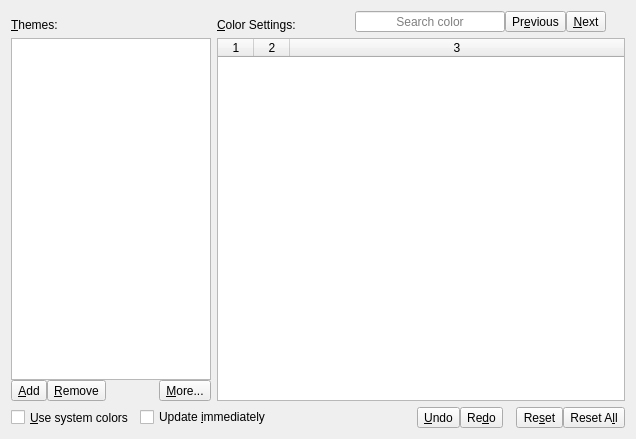
This is src/frontends/qt/ui/PrefColorsUi.ui in kojiOnHill/lyx as Qt 5 draws it before an edit. The edited form follows.
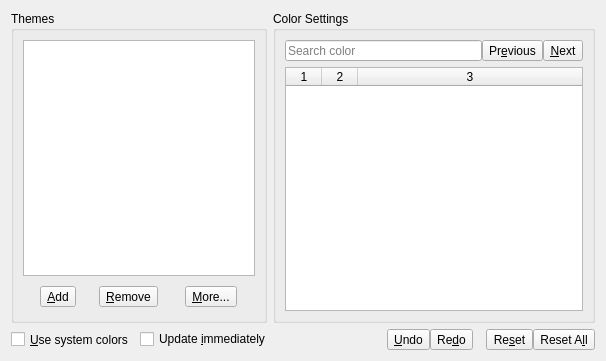
This is the edited form.

What changed in the file:
```diff
--- a/src/frontends/qt/ui/PrefColorsUi.ui
+++ b/src/frontends/qt/ui/PrefColorsUi.ui
@@ -6,8 +6,8 @@
    <rect>
     <x>0</x>
     <y>0</y>
-    <width>636</width>
-    <height>439</height>
+    <width>606</width>
+    <height>361</height>
    </rect>
   </property>
   <property name="sizePolicy">
@@ -19,163 +19,51 @@
   <property name="windowTitle">
    <string/>
   </property>
-  <layout class="QGridLayout" name="gridLayout_2">
-   <item row="3" column="0">
-    <widget class="QCheckBox" name="syscolorsCB">
+  <layout class="QGridLayout" name="gridLayout_3">
+   <item row="0" column="0">
+    <widget class="QGroupBox" name="themseGB">
+     <property name="title">
+      <string>Themes</string>
+     </property>
+     <layout class="QGridLayout" name="gridLayout">
+      <item row="0" column="0">
+       <widget class="QListWidget" name="themesLW">
      <property name="sizePolicy">
-      <sizepolicy hsizetype="Minimum" vsizetype="Minimum">
+         <sizepolicy hsizetype="Preferred" vsizetype="MinimumExpanding">
        <horstretch>0</horstretch>
        <verstretch>0</verstretch>
       </sizepolicy>
      </property>
-     <property name="toolTip">
-      <string>Use the color scheme of your Operating System/Desktop Environment</string>
-     </property>
-     <property name="text">
-      <string>&amp;Use system colors</string>
-     </property>
-    </widget>
-   </item>
-   <item row="3" column="1">
-    <widget class="QCheckBox" name="autoapplyCB">
-     <property name="toolTip">
-      <string>Apply changed color immediately</string>
-     </property>
-     <property name="text">
-      <string>Update &amp;immediately</string>
-     </property>
-    </widget>
-   </item>
-   <item row="3" column="2">
-    <spacer name="hsBottomRight">
-     <property name="orientation">
-      <enum>Qt::Orientation::Horizontal</enum>
-     </property>
-     <property name="sizeHint" stdset="0">
+        <property name="maximumSize">
       <size>
-       <width>40</width>
-       <height>20</height>
-      </size>
-     </property>
-    </spacer>
-   </item>
-   <item row="3" column="3">
-    <layout class="QHBoxLayout" name="horizontalLayout">
-     <property name="spacing">
-      <number>0</number>
-     </property>
-     <property name="rightMargin">
-      <number>0</number>
-     </property>
-     <item>
-      <widget class="QToolButton" name="undoColorPB">
-       <property name="toolTip">
-        <string>Undo</string>
-       </property>
-       <property name="text">
-        <string>&amp;Undo</string>
-       </property>
-       <property name="iconSize">
+          <width>16777215</width>
+          <height>16777215</height>
+         </size>
+        </property>
+        <property name="baseSize">
         <size>
-         <width>16</width>
-         <height>16</height>
-        </size>
-       </property>
-       <property name="arrowType">
-        <enum>Qt::ArrowType::NoArrow</enum>
-       </property>
-      </widget>
-     </item>
+          <width>150</width>
+          <height>0</height>
+         </size>
+        </property>
+       </widget>
+      </item>
+      <item row="1" column="0">
+       <layout class="QHBoxLayout" name="horizontalLayout_2">
      <item>
-      <widget class="QToolButton" name="redoColorPB">
+         <widget class="QToolButton" name="saveThemePB">
        <property name="toolTip">
         <string>Redo</string>
        </property>
        <property name="text">
-        <string>Re&amp;do</string>
-       </property>
-       <property name="iconSize">
-        <size>
-         <width>16</width>
-         <height>16</height>
-        </size>
+           <string>&amp;Add</string>
+          </property>
+          <property name="shortcut">
+           <string>Ctrl+S</string>
        </property>
       </widget>
      </item>
      <item>
-      <spacer name="horizontalSpacer_2">
-       <property name="orientation">
-        <enum>Qt::Orientation::Horizontal</enum>
-       </property>
-       <property name="sizeType">
-        <enum>QSizePolicy::Policy::Fixed</enum>
-       </property>
-       <property name="sizeHint" stdset="0">
-        <size>
-         <width>13</width>
-         <height>20</height>
-        </size>
-       </property>
-      </spacer>
-     </item>
-     <item>
-      <widget class="QToolButton" name="colorResetPB">
-       <property name="toolTip">
-        <string>Revert selected to theme colors</string>
-       </property>
-       <property name="text">
-        <string>Re&amp;set</string>
-       </property>
-       <property name="iconSize">
-        <size>
-         <width>16</width>
-         <height>16</height>
-        </size>
-       </property>
-      </widget>
-     </item>
-     <item>
-      <widget class="QToolButton" name="colorResetAllPB">
-       <property name="toolTip">
-        <string>Reset all colors to theme</string>
-       </property>
-       <property name="text">
-        <string>Reset A&amp;ll</string>
-       </property>
-       <property name="iconSize">
-        <size>
-         <width>16</width>
-         <height>16</height>
-        </size>
-       </property>
-      </widget>
-     </item>
-    </layout>
-   </item>
-   <item row="1" column="0" colspan="4">
-    <layout class="QGridLayout" name="gridLayout" rowstretch="0,0,0" columnstretch="0,0,0,0,0,0">
-     <item row="1" column="0" rowspan="2">
-      <layout class="QGridLayout" name="gridLayoutThemes">
-       <property name="spacing">
-        <number>0</number>
-       </property>
-       <item row="1" column="3">
-        <spacer name="horizontalSpacer">
-         <property name="orientation">
-          <enum>Qt::Orientation::Horizontal</enum>
-         </property>
-         <property name="sizeType">
-          <enum>QSizePolicy::Policy::Preferred</enum>
-         </property>
-         <property name="sizeHint" stdset="0">
-          <size>
-           <width>40</width>
-           <height>20</height>
-          </size>
-         </property>
-        </spacer>
-       </item>
-       <item row="1" column="2">
         <widget class="QToolButton" name="removeThemePB">
          <property name="toolTip">
           <string>Remove a selected color theme</string>
@@ -188,7 +76,23 @@
          </property>
         </widget>
        </item>
-       <item row="1" column="4">
+        <item>
+         <spacer name="horizontalSpacer">
+          <property name="orientation">
+           <enum>Qt::Horizontal</enum>
+          </property>
+          <property name="sizeType">
+           <enum>QSizePolicy::Preferred</enum>
+          </property>
+          <property name="sizeHint" stdset="0">
+           <size>
+            <width>4</width>
+            <height>29</height>
+           </size>
+          </property>
+         </spacer>
+        </item>
+        <item>
         <widget class="QToolButton" name="themesMenuPB">
          <property name="toolTip">
           <string>Other menus to handle themes</string>
@@ -198,44 +102,24 @@
          </property>
         </widget>
        </item>
-       <item row="1" column="1">
-        <widget class="QToolButton" name="saveThemePB">
-         <property name="toolTip">
-          <string>Add the current color set as a theme</string>
-         </property>
-         <property name="text">
-          <string>&amp;Add</string>
-         </property>
-         <property name="shortcut">
-          <string>Ctrl+S</string>
-         </property>
-        </widget>
-       </item>
-       <item row="0" column="1" colspan="4">
-        <widget class="QListWidget" name="themesLW">
+       </layout>
+      </item>
+     </layout>
+    </widget>
+   </item>
+   <item row="0" column="1">
+    <widget class="QGroupBox" name="colorSettingsGB">
          <property name="sizePolicy">
-          <sizepolicy hsizetype="Maximum" vsizetype="Expanding">
+      <sizepolicy hsizetype="MinimumExpanding" vsizetype="Preferred">
            <horstretch>0</horstretch>
            <verstretch>0</verstretch>
           </sizepolicy>
          </property>
-         <property name="maximumSize">
-          <size>
-           <width>200</width>
-           <height>16777215</height>
-          </size>
-         </property>
-         <property name="baseSize">
-          <size>
-           <width>150</width>
-           <height>0</height>
-          </size>
-         </property>
-        </widget>
-       </item>
-      </layout>
-     </item>
-     <item row="0" column="4">
+     <property name="title">
+      <string>Color Settings</string>
+     </property>
+     <layout class="QGridLayout" name="gridLayout_2">
+      <item row="0" column="0">
       <layout class="QHBoxLayout" name="searchLayout">
        <property name="spacing">
         <number>0</number>
@@ -264,7 +148,7 @@
           <string>Enter a color name to search</string>
          </property>
          <property name="alignment">
-          <set>Qt::AlignmentFlag::AlignCenter</set>
+           <set>Qt::AlignLeading|Qt::AlignLeft|Qt::AlignVCenter</set>
          </property>
          <property name="placeholderText">
           <string>Search color</string>
@@ -317,29 +201,8 @@
        </item>
       </layout>
      </item>
-     <item row="0" column="5">
-      <spacer name="hsTitleRight">
-       <property name="orientation">
-        <enum>Qt::Orientation::Horizontal</enum>
-       </property>
-       <property name="sizeType">
-        <enum>QSizePolicy::Policy::Fixed</enum>
-       </property>
-       <property name="sizeHint" stdset="0">
-        <size>
-         <width>13</width>
-         <height>20</height>
-        </size>
-       </property>
-      </spacer>
-     </item>
-     <item row="1" column="1" rowspan="2" colspan="5">
+      <item row="1" column="0">
       <widget class="QTableWidget" name="colorsTW">
-       <property name="font">
-        <font>
-         <family>.AppleSystemUIFont</family>
-        </font>
-       </property>
        <property name="iconSize">
         <size>
          <width>32</width>
@@ -378,44 +241,142 @@
        <column/>
       </widget>
      </item>
-     <item row="0" column="1" colspan="2">
-      <widget class="QLabel" name="colorLabel">
+     </layout>
+    </widget>
+   </item>
+   <item row="1" column="0" colspan="2">
+    <layout class="QHBoxLayout" name="horizontalLayout_3">
+     <item>
+      <widget class="QCheckBox" name="syscolorsCB">
+       <property name="sizePolicy">
+        <sizepolicy hsizetype="Minimum" vsizetype="Minimum">
+         <horstretch>0</horstretch>
+         <verstretch>0</verstretch>
+        </sizepolicy>
+       </property>
+       <property name="toolTip">
+        <string>Use the color scheme of your Operating System/Desktop Environment</string>
+       </property>
        <property name="text">
-        <string>&amp;Color Settings:</string>
+        <string>&amp;Use system colors</string>
        </property>
-       <property name="alignment">
-        <set>Qt::AlignmentFlag::AlignBottom|Qt::AlignmentFlag::AlignLeading|Qt::AlignmentFlag::AlignLeft</set>
+      </widget>
+     </item>
+     <item>
+      <widget class="QCheckBox" name="autoapplyCB">
+       <property name="toolTip">
+        <string>Apply changed color immediately</string>
        </property>
-       <property name="buddy">
-        <cstring>colorsTW</cstring>
+       <property name="text">
+        <string>Update &amp;immediately</string>
        </property>
       </widget>
      </item>
-     <item row="0" column="0">
-      <widget class="QLabel" name="themesLabel">
+     <item>
+      <spacer name="hsBottomRight">
+       <property name="orientation">
+        <enum>Qt::Horizontal</enum>
+       </property>
+       <property name="sizeHint" stdset="0">
+        <size>
+         <width>157</width>
+         <height>20</height>
+        </size>
+       </property>
+      </spacer>
+     </item>
+     <item>
+      <layout class="QHBoxLayout" name="horizontalLayout">
+       <property name="spacing">
+        <number>0</number>
+       </property>
+       <property name="rightMargin">
+        <number>0</number>
+       </property>
+       <item>
+        <widget class="QToolButton" name="undoColorPB">
+         <property name="toolTip">
+          <string>Undo</string>
+         </property>
        <property name="text">
-        <string>&amp;Themes:</string>
-       </property>
-       <property name="alignment">
-        <set>Qt::AlignmentFlag::AlignBottom|Qt::AlignmentFlag::AlignLeading|Qt::AlignmentFlag::AlignLeft</set>
-       </property>
-       <property name="buddy">
-        <cstring>themesLW</cstring>
+          <string>&amp;Undo</string>
+         </property>
+         <property name="iconSize">
+          <size>
+           <width>16</width>
+           <height>16</height>
+          </size>
+         </property>
+         <property name="arrowType">
+          <enum>Qt::NoArrow</enum>
        </property>
       </widget>
      </item>
-     <item row="0" column="3">
-      <spacer name="horizontalSpacer_3">
+       <item>
+        <widget class="QToolButton" name="redoColorPB">
+         <property name="toolTip">
+          <string>Redo</string>
+         </property>
+         <property name="text">
+          <string>Re&amp;do</string>
+         </property>
+         <property name="iconSize">
+          <size>
+           <width>16</width>
+           <height>16</height>
+          </size>
+         </property>
+        </widget>
+       </item>
+       <item>
+        <spacer name="horizontalSpacer_2">
        <property name="orientation">
-        <enum>Qt::Orientation::Horizontal</enum>
-       </property>
+          <enum>Qt::Horizontal</enum>
+         </property>
+         <property name="sizeType">
+          <enum>QSizePolicy::Fixed</enum>
+         </property>
        <property name="sizeHint" stdset="0">
         <size>
-         <width>40</width>
+           <width>13</width>
          <height>20</height>
         </size>
        </property>
       </spacer>
+       </item>
+       <item>
+        <widget class="QToolButton" name="colorResetPB">
+         <property name="toolTip">
+          <string>Revert selected to theme colors</string>
+         </property>
+         <property name="text">
+          <string>Re&amp;set</string>
+         </property>
+         <property name="iconSize">
+          <size>
+           <width>16</width>
+           <height>16</height>
+          </size>
+         </property>
+        </widget>
+       </item>
+       <item>
+        <widget class="QToolButton" name="colorResetAllPB">
+         <property name="toolTip">
+          <string>Reset all colors to theme</string>
+         </property>
+         <property name="text">
+          <string>Reset A&amp;ll</string>
+         </property>
+         <property name="iconSize">
+          <size>
+           <width>16</width>
+           <height>16</height>
+          </size>
+         </property>
+        </widget>
+       </item>
+      </layout>
      </item>
     </layout>
    </item>
```
Left out of the diff: 2 changed lines with no effect on the pictures. Lines whose indentation alone changed are shown as unchanged.
